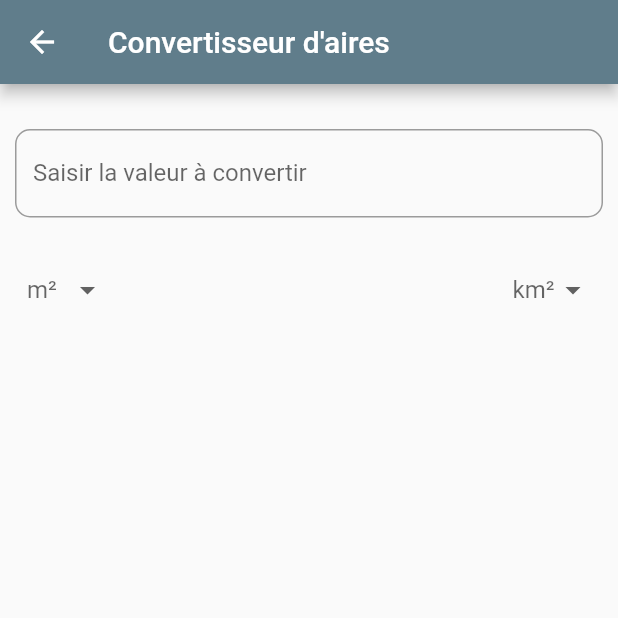
After one commit to lucasdsm78/UtilitaireFlutter, a Flutter app: the AreaConverterPage screen opened by its route, on a phone screen of 412 x 824 dp, the top half of it. The commit adds this screen. Run offline on Flutter 3.47's test engine with Material 2 defaults, Android fonts, the light colour scheme and no system bars.

Commit message:
convertisseur d'aires

```diff
--- /dev/null
+++ b/lib/widgets/_AreaConverterPage.dart
@@ -0,0 +1,193 @@
+import 'package:flutter/material.dart';
+import 'package:flutter/services.dart';
+
+class AreaConverterPage extends StatefulWidget {
+  static const tag = 'area_page';
+
+  @override
+  _AreaConverterPageState createState() => _AreaConverterPageState();
+}
+
+class _AreaConverterPageState extends State<AreaConverterPage> {
+
+  // 2 tableaux pour alimenter les dropdown
+  final _fromMeasureItems = ['m²','km²'];
+  final _toMeasureItems = ['m²','km²','cm²','ha','ac'];
+
+  final _unitController = TextEditingController();
+  var _fromUnit;
+  var _toUnit;
+  int _result = 0;
+  double _finalResult = 0;
+  bool unitsSelected = false;
+
+  // Création d'un dropdown menu
+  DropdownMenuItem<String> buildMenuItem(String item) =>
+      DropdownMenuItem(
+        value: item,
+        child: Text(
+          item,
+          style: const TextStyle(
+            fontWeight: FontWeight.bold,
+          ),
+        ),
+      );
+
+  @override
+  Widget build(BuildContext context) {
+    return Scaffold(
+      appBar: AppBar(
+        title: const Text('Convertisseur d\'aires'),
+      ),
+      body: SafeArea(
+        child: Padding(
+          padding: const EdgeInsets.all(10.0),
+          child: Column(
+            children: [
+              Padding(
+                padding: const EdgeInsets.only(top: 20.0),
+                child: TextField(
+                  onChanged: (value) {
+                    setState(() {
+                      _result = int.parse(_unitController.text);
+                      unitsSelected = false;
+                    });
+                    if(_unitController.text != '' && _fromUnit.isNotEmpty  && _toUnit.isNotEmpty) {
+                      unitsSelected = true;
+                      if(_fromUnit == 'm²' && _toUnit == 'm²'){
+                        _finalResult = _result * 1;
+                      } else if(_fromUnit == 'm²' && _toUnit == 'km²'){
+                        _finalResult = _result * 1e-6;
+                      } else if(_fromUnit == 'm²' && _toUnit == 'cm²'){
+                        _finalResult = _result * 10000;
+                      } else if(_fromUnit == 'm²' && _toUnit == 'ha'){
+                        _finalResult = _result / 10000;
+                      } else if(_fromUnit == 'm²' && _toUnit == 'ac'){
+                        _finalResult = _result * 0.00024710538149159;
+                      } else if(_fromUnit == 'km²' && _toUnit == 'km²'){
+                        _finalResult = _result * 1;
+                      } else if(_fromUnit == 'km²' && _toUnit == 'm²'){
+                        _finalResult = _result * 1000000;
+                      } else if(_fromUnit == 'km²' && _toUnit == 'cm²'){
+                        _finalResult = _result * 10000000000 ;
+                      } else if(_fromUnit == 'km²' && _toUnit == 'ha'){
+                        _finalResult = _result * 100;
+                      } else if(_fromUnit == 'km²' && _toUnit == 'ac'){
+                        _finalResult = _result * 247.10538 ;
+                      }
+                    }
+                  },
+                  controller: _unitController,
+                  keyboardType: TextInputType.number,
+                  inputFormatters: [
+                    FilteringTextInputFormatter.digitsOnly,
+                  ],
+                  decoration: InputDecoration(
+                    labelText: 'Saisir la valeur à convertir',
+                    border: OutlineInputBorder(
+                      borderRadius: BorderRadius.circular(10),
+                    ),
+                  ),
+                ),
+              ),
+              const SizedBox(height: 16.0,),
+              Padding(
+                padding: const EdgeInsets.all(8.0),
+                child: Row(
+                  mainAxisAlignment: MainAxisAlignment.spaceBetween,
+                  children: [
+                    DropdownButtonHideUnderline(
+                      child: DropdownButton(
+                          hint: const Text('m²',),
+                          value: _fromUnit,
+                          items: _fromMeasureItems.map(buildMenuItem).toList(),
+                          onChanged: (value) {
+                            setState(() {
+                              _result = int.parse(_unitController.text);
+                              this._fromUnit = value;
+                              unitsSelected = false;
+                            });
+                            if(_unitController.text != '' && _fromUnit.isNotEmpty  && _toUnit.isNotEmpty) {
+                              unitsSelected = true;
+                              if(_fromUnit == 'm²' && _toUnit == 'm²'){
+                                _finalResult = _result * 1;
+                              } else if(_fromUnit == 'm²' && _toUnit == 'km²'){
+                                _finalResult = _result * 1e-6;
+                              } else if(_fromUnit == 'm²' && _toUnit == 'cm²'){
+                                _finalResult = _result * 10000;
+                              } else if(_fromUnit == 'm²' && _toUnit == 'ha'){
+                                _finalResult = _result / 10000;
+                              } else if(_fromUnit == 'm²' && _toUnit == 'ac'){
+                                _finalResult = _result * 0.00024710538149159;
+                              } else if(_fromUnit == 'km²' && _toUnit == 'km²'){
+                                _finalResult = _result * 1;
+                              } else if(_fromUnit == 'km²' && _toUnit == 'm²'){
+                                _finalResult = _result * 1000000;
+                              } else if(_fromUnit == 'km²' && _toUnit == 'cm²'){
+                                _finalResult = _result * 10000000000 ;
+                              } else if(_fromUnit == 'km²' && _toUnit == 'ha'){
+                                _finalResult = _result * 100;
+                              } else if(_fromUnit == 'km²' && _toUnit == 'ac'){
+                                _finalResult = _result * 247.10538 ;
+                              }
+                            }
+                          }
+                      ),
+                    ),
+                    DropdownButtonHideUnderline(
+                      child: DropdownButton(
+                          hint: const Text('km²'),
+                          value: _toUnit,
+                          items: _toMeasureItems.map(buildMenuItem).toList(),
+                          onChanged: (value) {
+                            setState(() {
+                              _result = int.parse(_unitController.text);
+                              this._toUnit = value;
+                              unitsSelected = false;
+                            });
+                            if(_unitController.text != '' && _fromUnit.isNotEmpty  && _toUnit.isNotEmpty) {
+                              unitsSelected = true;
+                              if(_fromUnit == 'm²' && _toUnit == 'm²'){
+                                _finalResult = _result * 1;
+                              } else if(_fromUnit == 'm²' && _toUnit == 'km²'){
+                                _finalResult = _result * 1e-6;
+                              } else if(_fromUnit == 'm²' && _toUnit == 'cm²'){
+                                _finalResult = _result * 10000;
+                              } else if(_fromUnit == 'm²' && _toUnit == 'ha'){
+                                _finalResult = _result / 10000;
+                              } else if(_fromUnit == 'm²' && _toUnit == 'ac'){
+                                _finalResult = _result * 0.00024710538149159;
+                              } else if(_fromUnit == 'km²' && _toUnit == 'km²'){
+                                _finalResult = _result * 1;
+                              } else if(_fromUnit == 'km²' && _toUnit == 'm²'){
+                                _finalResult = _result * 1000000;
+                              } else if(_fromUnit == 'km²' && _toUnit == 'cm²'){
+                                _finalResult = _result * 10000000000 ;
+                              } else if(_fromUnit == 'km²' && _toUnit == 'ha'){
+                                _finalResult = _result * 100;
+                              } else if(_fromUnit == 'km²' && _toUnit == 'ac'){
+                                _finalResult = _result * 247.10538 ;
+                              }
+                            }}
+                      ),
+                    ),
+                  ],
+                ),
+              ),
+              const SizedBox(height: 20.0,),
+              Text((() {
+                if(unitsSelected){
+                  return '$_result $_fromUnit = $_finalResult $_toUnit';
+                } return '';})(),
+                style: const TextStyle(
+                  fontWeight: FontWeight.bold,
+                  fontSize: 25,
+                ), textAlign: TextAlign.center,
+              ),
+            ],
+          ),
+        ),
+      ),
+    );
+  }
+}
--- a/lib/widgets/_DistanceConverterPage.dart
+++ b/lib/widgets/_DistanceConverterPage.dart
@@ -20,7 +20,6 @@ class _DistanceConverterPageState extends State<DistanceConverterPage> {
   int _result = 0;
   double _finalResult = 0;
   bool unitsSelected = false;
-  String resultDisplay = '';
 
   // Création d'un dropdown menu
   DropdownMenuItem<String> buildMenuItem(String item) =>
--- a/lib/widgets/_MyApp.dart
+++ b/lib/widgets/_MyApp.dart
@@ -5,6 +5,7 @@ import 'package:utilitaire_flutter/widgets/_DistanceConverterPage.dart';
 import 'package:utilitaire_flutter/widgets/userYears.dart';
 import 'package:utilitaire_flutter/widgets/calculatePromotion.dart';
 import 'package:utilitaire_flutter/widgets/dateDifference.dart';
+import 'package:utilitaire_flutter/widgets/_AreaConverterPage.dart';
 
 class MyApp extends StatelessWidget {
 
@@ -20,6 +21,7 @@ class MyApp extends StatelessWidget {
         FileSizePage.tag: (context) => FileSizePage(),
         CalculatePromotion.tag: (context) => CalculatePromotion(),
         MyDateDifference.tag: (context) => MyDateDifference(),
+        AreaConverterPage.tag: (context) => AreaConverterPage(),
       },
       theme: ThemeData(
         primarySwatch: Colors.blueGrey,
```
Also changed, not shown: lib/widgets/_HomePage.dart (+5 -3 lines).
